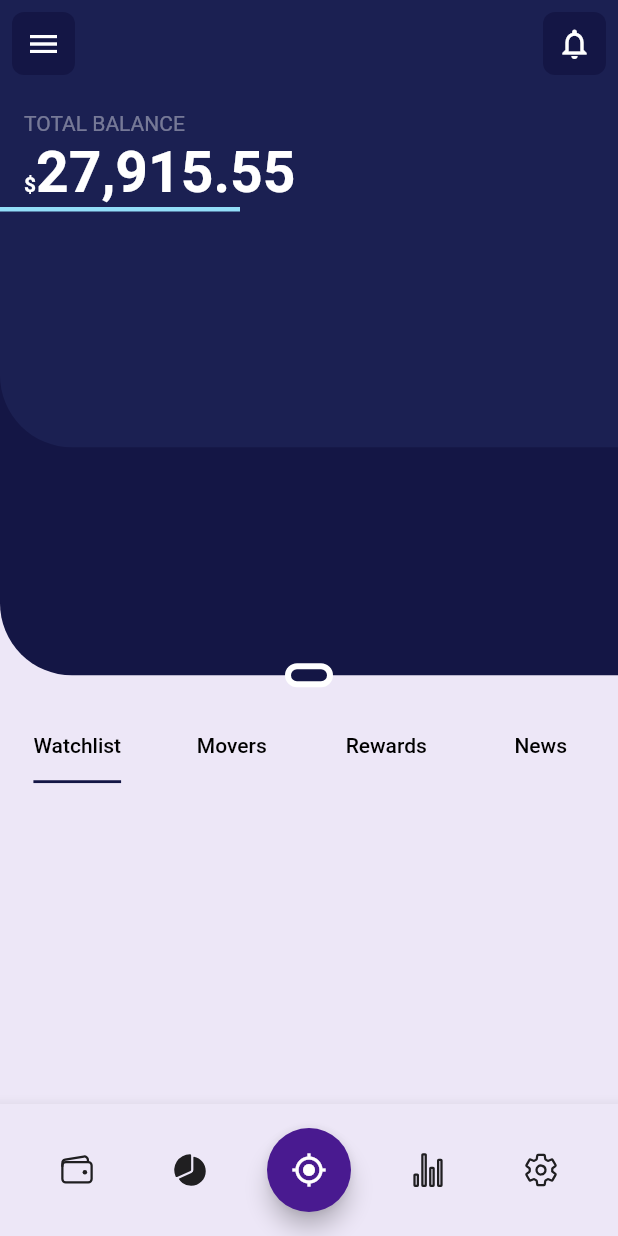
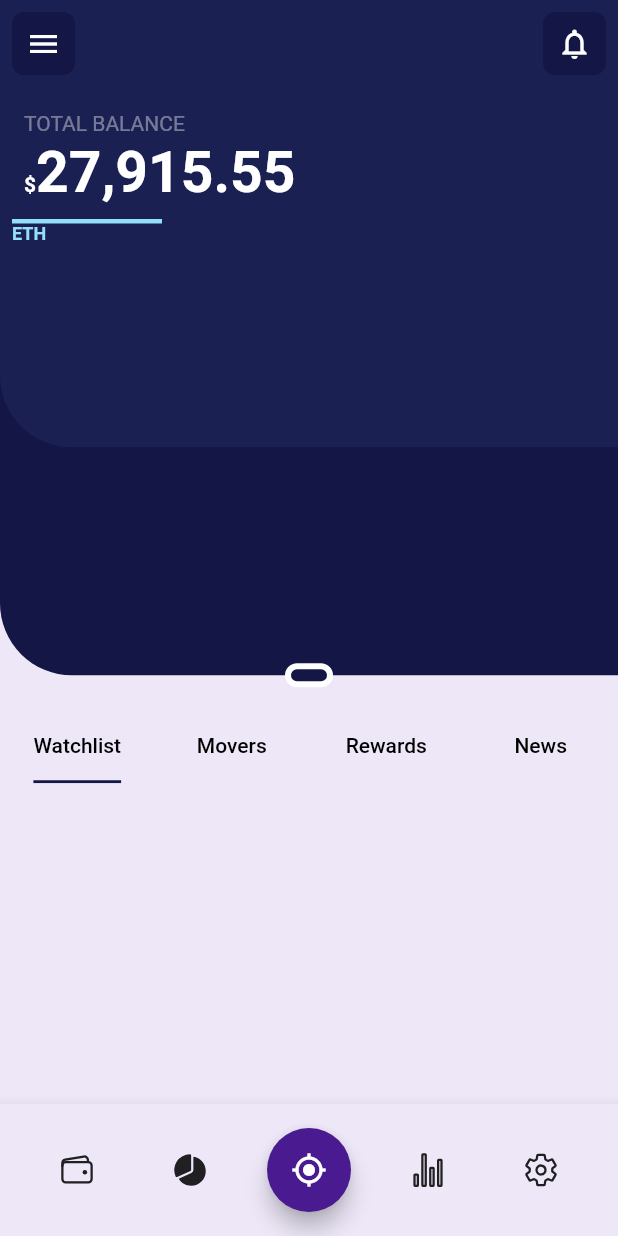
Before and after one commit to JAICHANGPARK/flutter_notebook_13th_story, a Flutter app: the screen it shows after launch, on a phone screen of 412 x 824 dp. Run offline on Flutter 3.47's test engine with Material 2 defaults, Android fonts, the light colour scheme and no system bars; our stand-ins replace flutter_svg, get, google_fonts, hooks_riverpod, ionicons, md2_tab_indicator and 2 more; missing offline and left inert: barcode.

Commit message:
Update crypto_wallet_home_page.dart

```diff
--- a/lib/ep849_crypto_wallet_app/ui/crypto_wallet_home_page.dart
+++ b/lib/ep849_crypto_wallet_app/ui/crypto_wallet_home_page.dart
@@ -14,7 +14,7 @@ class _CryptoWalletHomePageState extends State<CryptoWalletHomePage> with Single
   final Color _fabColor = Color(0xff491a90);
   final Color _topColor = Color(0xff1b2052);
   final Color _bottomColor = Color(0xff141645);
-  final Color _blueColor =Color(0xff93def9);
+  final Color _blueColor = Color(0xff93def9);
 
   @override
   void initState() {
@@ -59,8 +59,8 @@ class _CryptoWalletHomePageState extends State<CryptoWalletHomePage> with Single
                                 Container(
                                   height: 42,
                                   width: 42,
-                                  decoration: BoxDecoration(color: _bottomColor,
-                                  borderRadius: BorderRadius.circular(8)),
+                                  decoration:
+                                      BoxDecoration(color: _bottomColor, borderRadius: BorderRadius.circular(8)),
                                   child: Icon(
                                     Icons.menu,
                                     color: Colors.white,
@@ -69,8 +69,8 @@ class _CryptoWalletHomePageState extends State<CryptoWalletHomePage> with Single
                                 Container(
                                   height: 42,
                                   width: 42,
-                                  decoration: BoxDecoration(color: _bottomColor,
-                                      borderRadius: BorderRadius.circular(8)),
+                                  decoration:
+                                      BoxDecoration(color: _bottomColor, borderRadius: BorderRadius.circular(8)),
                                   child: Icon(
                                     Icons.notifications_none_outlined,
                                     color: Colors.white,
@@ -79,56 +79,55 @@ class _CryptoWalletHomePageState extends State<CryptoWalletHomePage> with Single
                               ],
                             ),
                           ),
-                          SizedBox(height: 16,),
+                          SizedBox(
+                            height: 16,
+                          ),
                           Padding(
                             padding: const EdgeInsets.only(left: 16),
                             child: Column(
                               crossAxisAlignment: CrossAxisAlignment.start,
                               children: [
-                                Text("TOTAL BALANCE",style: TextStyle(
-                                    color: Colors.white.withOpacity(0.4)
-                                ),),
-                                SizedBox(height: 3,),
+                                Text(
+                                  "TOTAL BALANCE",
+                                  style: TextStyle(color: Colors.white.withOpacity(0.4)),
+                                ),
+                                SizedBox(
+                                  height: 3,
+                                ),
                                 Text.rich(
+                                  TextSpan(children: [
                                     TextSpan(
-                                    children:[
-                                      TextSpan(
-                                          text: "\$",
-                                          style: TextStyle(
-                                              color: Colors.white,
-                                              fontWeight: FontWeight.bold
-                                          )
-                                      ),
+                                        text: "\$", style: TextStyle(color: Colors.white, fontWeight: FontWeight.bold)),
                                     TextSpan(
                                         text: "27,915.55",
-                                          style: TextStyle(
-                                              color: Colors.white,
-                                              fontWeight: FontWeight.bold,
-                                            fontSize: 38
+                                        style:
+                                            TextStyle(color: Colors.white, fontWeight: FontWeight.bold, fontSize: 38))
+                                  ]),
+                                  textAlign: TextAlign.center,
                                 )
-                                      )
-                                    ]
-                                ),
-                                textAlign: TextAlign.center,)
                               ],
                             ),
                           ),
-                          Row(
+                          Padding(
+                            padding: const EdgeInsets.all(8.0),
+                            child: Row(
                               children: [
                                 Column(
+                                  crossAxisAlignment: CrossAxisAlignment.start,
                                   children: [
                                     Container(
                                       height: 3,
-                                    width: 160,
-                                    decoration: BoxDecoration(
-                                      color:_blueColor
+                                      width: 100,
+                                      decoration: BoxDecoration(color: _blueColor),
                                     ),
-                                  )
+                                    Text("ETH",
+                                        style: TextStyle(color: _blueColor, fontWeight:
+                                        FontWeight.bold, fontSize: 12))
                                   ],
                                 )
                               ],
+                            ),
                           )
-
                         ],
                       ),
                     ),
@@ -173,7 +172,7 @@ class _CryptoWalletHomePageState extends State<CryptoWalletHomePage> with Single
                       child: TabBarView(controller: _tabController, children: [
                         Container(color: _backgroundColor),
                         Container(color: _backgroundColor),
-                        Container(color:_backgroundColor),
+                        Container(color: _backgroundColor),
                         Container(color: _backgroundColor),
                       ]),
                     ),
```
Lines whose indentation alone changed are shown as unchanged.
